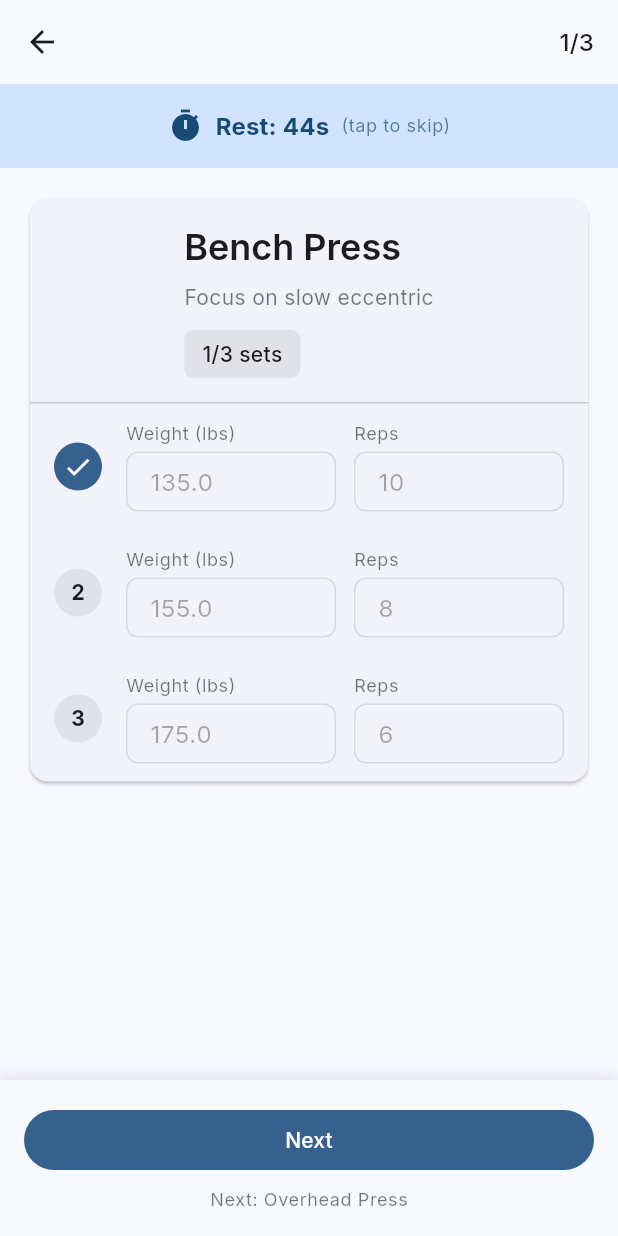
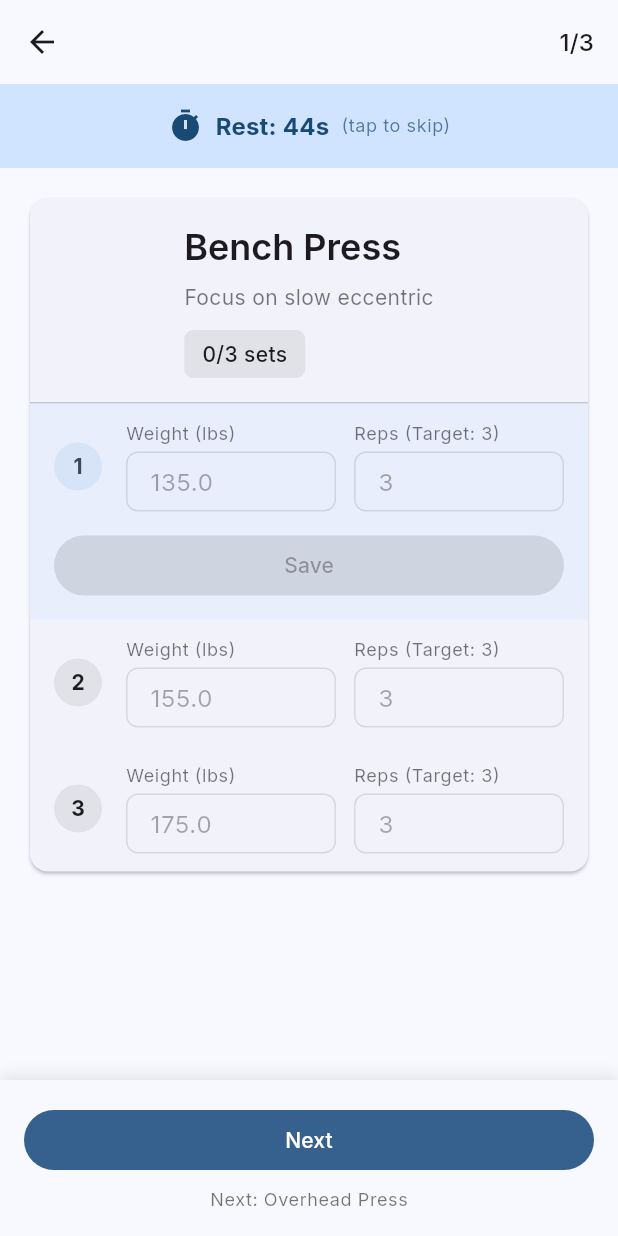
Before and after one commit to abhirham/workout_tracker, a Flutter app: the WorkoutListScreen screen opened directly with empty values, after a tap on "Save", on a phone screen of 412 x 824 dp. Run offline on Flutter 3.47's test engine with Material 3 defaults, Android fonts, the phone set to English and light mode, and no system bars; our stand-ins replace drift, flutter_riverpod, freezed_annotation, go_router, google_fonts; accounts and stored records are empty; generated files the repository leaves out were written again.

Commit message:
mostly done

```diff
--- a/lib/core/router/app_router.dart
+++ b/lib/core/router/app_router.dart
@@ -47,11 +47,13 @@
         final weekId = state.pathParameters['weekId']!;
         final dayId = state.pathParameters['dayId']!;
         final dayName = state.uri.queryParameters['dayName'] ?? 'Day';
+        final weekNumber = state.uri.queryParameters['weekNumber'] ?? '1';
         return WorkoutListScreen(
           planId: planId,
           weekId: weekId,
           dayId: dayId,
           dayName: dayName,
+          weekNumber: int.tryParse(weekNumber) ?? 1,
         );
       },
     ),
--- a/lib/features/days/presentation/day_selection_screen.dart
+++ b/lib/features/days/presentation/day_selection_screen.dart
@@ -13,6 +13,12 @@
     required this.weekId,
     required this.weekName,
   });
+
+  int get weekNumber {
+    // Extract week number from weekId (format: 'week_1', 'week_2', etc.)
+    final match = RegExp(r'week_(\d+)').firstMatch(weekId);
+    return match != null ? int.parse(match.group(1)!) : 1;
+  }
 
   @override
   Widget build(BuildContext context, WidgetRef ref) {
@@ -97,7 +103,10 @@
               'weekId': weekId,
               'dayId': day['id'] as String,
             },
-            queryParameters: {'dayName': day['name'] as String},
+            queryParameters: {
+              'dayName': day['name'] as String,
+              'weekNumber': weekNumber.toString(),
+            },
           );
         },
         borderRadius: BorderRadius.circular(12),
--- a/lib/features/workouts/presentation/workout_list_screen.dart
+++ b/lib/features/workouts/presentation/workout_list_screen.dart
@@ -7,6 +7,7 @@
   final String weekId;
   final String dayId;
   final String dayName;
+  final int weekNumber;
 
   const WorkoutListScreen({
     super.key,
@@ -14,6 +15,7 @@
     required this.weekId,
     required this.dayId,
     required this.dayName,
+    required this.weekNumber,
   });
 
   @override
@@ -21,8 +23,25 @@
 }
 
 class _WorkoutListScreenState extends ConsumerState<WorkoutListScreen> {
+  // Calculate reps based on week number: week1=12, week2=9, week3=6, week4=3, then repeat
+  int get targetRepsForWeek {
+    final cycleWeek = ((widget.weekNumber - 1) % 4) + 1;
+    switch (cycleWeek) {
+      case 1:
+        return 12;
+      case 2:
+        return 9;
+      case 3:
+        return 6;
+      case 4:
+        return 3;
+      default:
+        return 12;
+    }
+  }
+
   // TODO: Replace with actual data from repository
-  final mockWorkouts = [
+  List<Map<String, dynamic>> get mockWorkouts => [
         {
           'id': 'workout_1',
           'name': 'Bench Press',
@@ -30,7 +49,7 @@
           'sets': [
             {
               'setNumber': 1,
-          'suggestedReps': 10,
+              'suggestedReps': targetRepsForWeek,
               'suggestedWeight': 135.0,
               'actualReps': null,
               'actualWeight': null,
@@ -38,7 +57,7 @@
             },
             {
               'setNumber': 2,
-          'suggestedReps': 8,
+              'suggestedReps': targetRepsForWeek,
               'suggestedWeight': 155.0,
               'actualReps': null,
               'actualWeight': null,
@@ -46,7 +65,7 @@
             },
             {
               'setNumber': 3,
-          'suggestedReps': 6,
+              'suggestedReps': targetRepsForWeek,
               'suggestedWeight': 175.0,
               'actualReps': null,
               'actualWeight': null,
@@ -61,7 +80,7 @@
           'sets': [
             {
               'setNumber': 1,
-          'suggestedReps': 12,
+              'suggestedReps': targetRepsForWeek,
               'suggestedWeight': 75.0,
               'actualReps': null,
               'actualWeight': null,
@@ -69,7 +88,7 @@
             },
             {
               'setNumber': 2,
-          'suggestedReps': 10,
+              'suggestedReps': targetRepsForWeek,
               'suggestedWeight': 85.0,
               'actualReps': null,
               'actualWeight': null,
@@ -77,7 +96,7 @@
             },
             {
               'setNumber': 3,
-          'suggestedReps': 8,
+              'suggestedReps': targetRepsForWeek,
               'suggestedWeight': 95.0,
               'actualReps': null,
               'actualWeight': null,
@@ -92,7 +111,7 @@
           'sets': [
             {
               'setNumber': 1,
-          'suggestedReps': 12,
+              'suggestedReps': targetRepsForWeek,
               'suggestedWeight': 60.0,
               'actualReps': null,
               'actualWeight': null,
@@ -100,7 +119,7 @@
             },
             {
               'setNumber': 2,
-          'suggestedReps': 10,
+              'suggestedReps': targetRepsForWeek,
               'suggestedWeight': 70.0,
               'actualReps': null,
               'actualWeight': null,
@@ -454,10 +473,12 @@
     final weightController = TextEditingController(
       text: getInitialWeight(),
     );
+
+    // Reps are always the suggested reps (set by admin, constant for the week)
+    final targetReps = set['suggestedReps'];
+    final actualReps = set['actualReps'] ?? targetReps;
     final repsController = TextEditingController(
-      text: set['actualReps']?.toString() ??
-          set['suggestedReps']?.toString() ??
-          '',
+      text: actualReps?.toString() ?? '',
     );
 
     return Container(
@@ -598,13 +619,13 @@
               ),
               const SizedBox(width: 12),
 
-              // Reps input
+              // Reps input (actual reps completed, target shown above)
               Expanded(
                 child: Column(
                   crossAxisAlignment: CrossAxisAlignment.start,
                   children: [
                     Text(
-                      'Reps',
+                      'Reps (Target: ${targetReps ?? '?'})',
                       style: Theme.of(context).textTheme.bodySmall?.copyWith(
                             color: Theme.of(context)
                                 .colorScheme
@@ -628,7 +649,7 @@
                         border: OutlineInputBorder(
                           borderRadius: BorderRadius.circular(8),
                         ),
-                        hintText: set['suggestedReps']?.toString(),
+                        hintText: targetReps?.toString(),
                         suffixIcon: isEnabled
                             ? Row(
                                 mainAxisSize: MainAxisSize.min,
```
Lines whose indentation alone changed are shown as unchanged.
